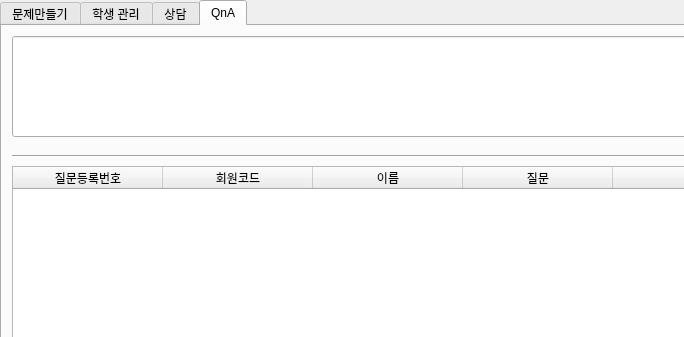
Qt form main.ui (ChoiJiHyeok/APIproject) before a commit; both pictures show x 0 to 684 and y 0 to 337 of the 800 by 600 pixel window.
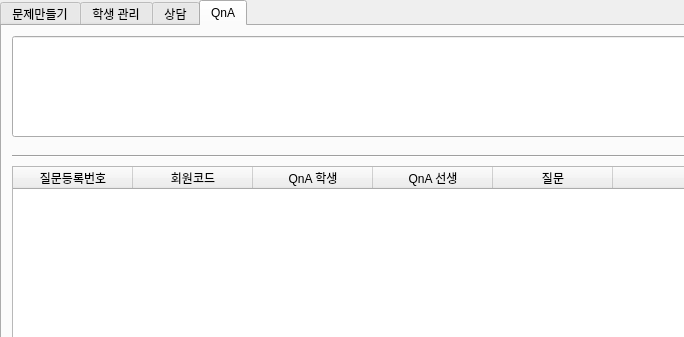
The same form after that commit. The open tabs and pages were chosen to show the change.

Patch:
```diff
--- a/main.ui
+++ b/main.ui
@@ -1018,7 +1018,7 @@
          <set>QAbstractItemView::NoEditTriggers</set>
         </property>
         <attribute name="horizontalHeaderDefaultSectionSize">
-         <number>150</number>
+         <number>120</number>
         </attribute>
         <attribute name="horizontalHeaderMinimumSectionSize">
          <number>50</number>
@@ -1038,7 +1038,12 @@
         </column>
         <column>
          <property name="text">
-          <string>이름</string>
+          <string>QnA 학생</string>
+         </property>
+        </column>
+        <column>
+         <property name="text">
+          <string>QnA 선생</string>
          </property>
         </column>
         <column>
```
Left out of the diff: 13 changed lines with no effect on the pictures.
